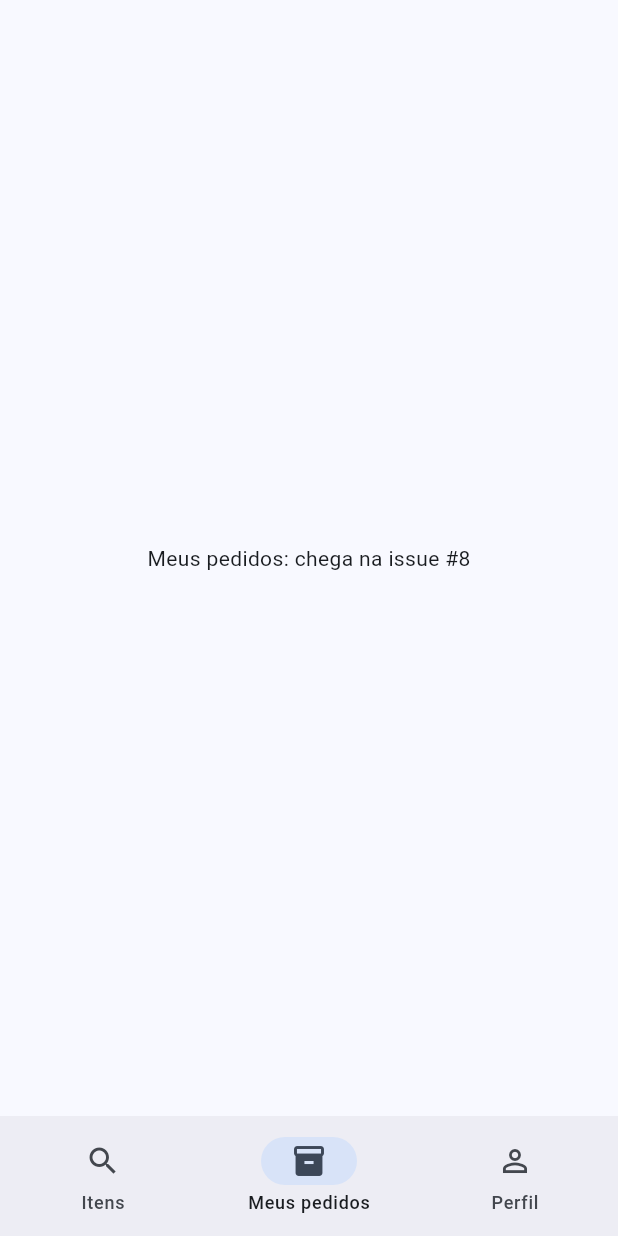
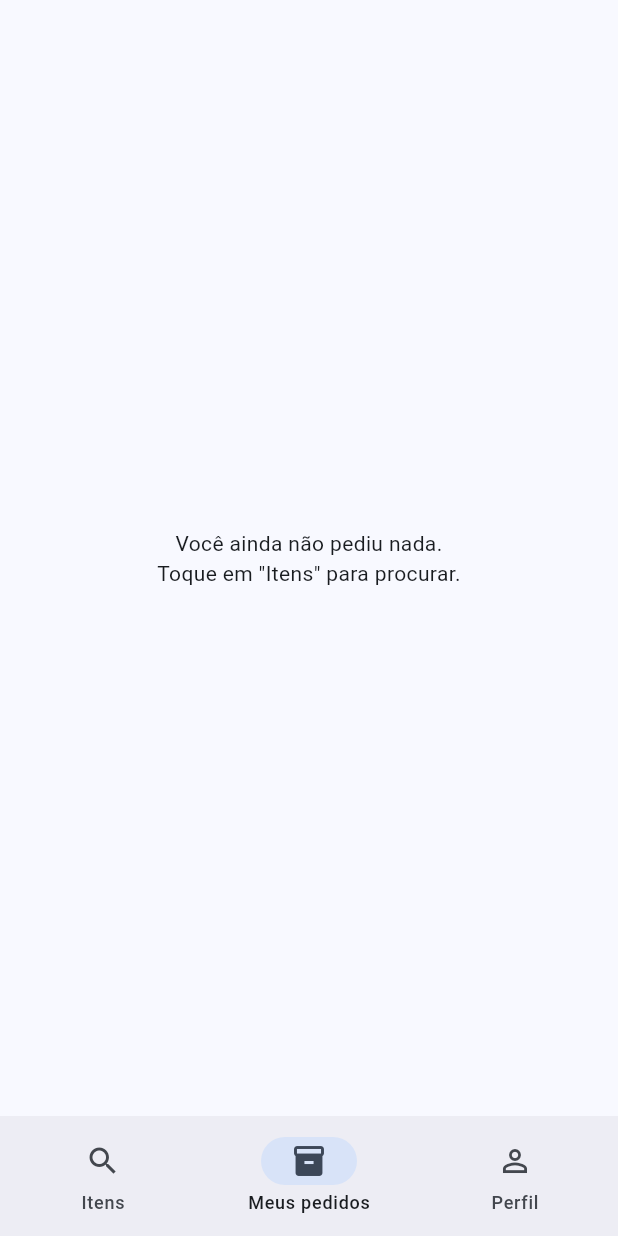
Before and after one commit to felipesilva2010/empresta_ai, a Flutter app: the InicioView screen opened directly with empty values, item 2 of the bottom bar chosen, on a phone screen of 412 x 824 dp. Run offline on Flutter 3.47's test engine with Material 3 defaults, Android fonts, the phone set to English and light mode, and no system bars.

Commit message:
feat:Implementação da tela de menu e pedidos com devolução. #8

```diff
--- a/empresta_ai/lib/view/inicio_view.dart
+++ b/empresta_ai/lib/view/inicio_view.dart
@@ -1,10 +1,10 @@
-import 'package:empresta_ai/controllers/itens_controller.dart';
 import 'package:empresta_ai/controllers/sessao_controlle.dart';
-import 'package:empresta_ai/view/itens_view.dart';
+import 'package:empresta_ai/view/pedidos_view.dart';
 import 'package:empresta_ai/view/perfil_view.dart';
 import 'package:flutter/material.dart';
-
-/// Estrutua principal com navegação inferior (tab bar)
+import '../controllers/itens_controller.dart';
+import 'itens_view.dart';
+/// Estrutura principal com navegação inferior (tab bar) — Aula 11.
 class InicioView extends StatefulWidget {
   const InicioView({super.key, required this.sessao, required this.itens});
 
@@ -22,7 +22,7 @@ class _InicioViewState extends State<InicioView> {
   Widget build(BuildContext context) {
     final abas = [
       ItensView(controller: widget.itens),
-      const Center(child: Text('Meus pedidos: chega na issue #8')),
+      PedidosView(controller: widget.itens),
       PerfilView(sessao: widget.sessao),
     ];
 
@@ -32,7 +32,10 @@ class _InicioViewState extends State<InicioView> {
         selectedIndex: _abaAtual,
         onDestinationSelected: (i) => setState(() => _abaAtual = i),
         destinations: const [
-          NavigationDestination(icon: Icon(Icons.search), label: 'Itens'),
+          NavigationDestination(
+            icon: Icon(Icons.search),
+            label: 'Itens',
+          ),
           NavigationDestination(
             icon: Icon(Icons.inventory_2_outlined),
             selectedIcon: Icon(Icons.inventory_2),
--- /dev/null
+++ b/empresta_ai/lib/view/pedidos_view.dart
@@ -0,0 +1,51 @@
+import 'package:empresta_ai/theme/tema.dart';
+import 'package:flutter/material.dart';
+
+import '../controllers/itens_controller.dart';
+import '../widgets/icone_categoria.dart';
+
+/// Itens que o morador pegou emprestado.
+class PedidosView extends StatelessWidget {
+  const PedidosView({super.key, required this.controller});
+
+  final ItensController controller;
+
+  @override
+  Widget build(BuildContext context) {
+    return ListenableBuilder(
+      listenable: controller,
+      builder: (context, _) {
+        final pedidos = controller.meusPedidos;
+        if (pedidos.isEmpty) {
+          return const Center(
+            child: Padding(
+              padding: EdgeInsets.all(TemaemprestaAi.espacoG),
+              child: Text(
+                'Você ainda não pediu nada.\nToque em "Itens" para procurar.',
+                textAlign: TextAlign.center,
+              ),
+            ),
+          );
+        }
+        return ListView(
+          padding: const EdgeInsets.all(TemaemprestaAi.espacoM),
+          children: [
+            Text('Meus pedidos',
+                style: Theme.of(context).textTheme.headlineSmall),
+            const SizedBox(height: TemaemprestaAi.espacoM),
+            for (final item in pedidos)
+              ListTile(
+                leading: Icon(iconeDaCategoria(item.categoria)),
+                title: Text(item.nome),
+                subtitle: Text('Com você · devolver para ${item.dono}'),
+                trailing: TextButton(
+                  onPressed: () => controller.devolver(item),
+                  child: const Text('Devolvi'),
+                ),
+              ),
+          ],
+        );
+      },
+    );
+  }
+}
--- a/empresta_ai/lib/view/perfil_view.dart
+++ b/empresta_ai/lib/view/perfil_view.dart
@@ -1,12 +1,11 @@
-
-
 import 'package:empresta_ai/controllers/sessao_controlle.dart';
 import 'package:empresta_ai/theme/tema.dart';
 import 'package:flutter/material.dart';
 
-/// Dados do morador e meu secundário (ajuda, Regras).
+
+/// Dados do morador e menu secundário (Ajuda, Regras).
 class PerfilView extends StatelessWidget {
-const PerfilView({super.key, required this.sessao});
+  const PerfilView({super.key, required this.sessao});
 
   final SessaoController sessao;
 
@@ -20,11 +19,15 @@ const PerfilView({super.key, required this.sessao});
         const CircleAvatar(radius: 40, child: Icon(Icons.person, size: 40)),
         const SizedBox(height: TemaemprestaAi.espacoM),
         Text(
-          'Apartamentto $apartamento',
+          'Apartamento $apartamento',
           textAlign: TextAlign.center,
           style: textos.titleLarge,
         ),
         const SizedBox(height: TemaemprestaAi.espacoG),
+        const ListTile(
+          leading: Icon(Icons.help_outline),
+          title: Text('Ajuda'),
+        ),
         const ListTile(
           leading: Icon(Icons.description_outlined),
           title: Text('Regras de uso do condomínio'),
```
